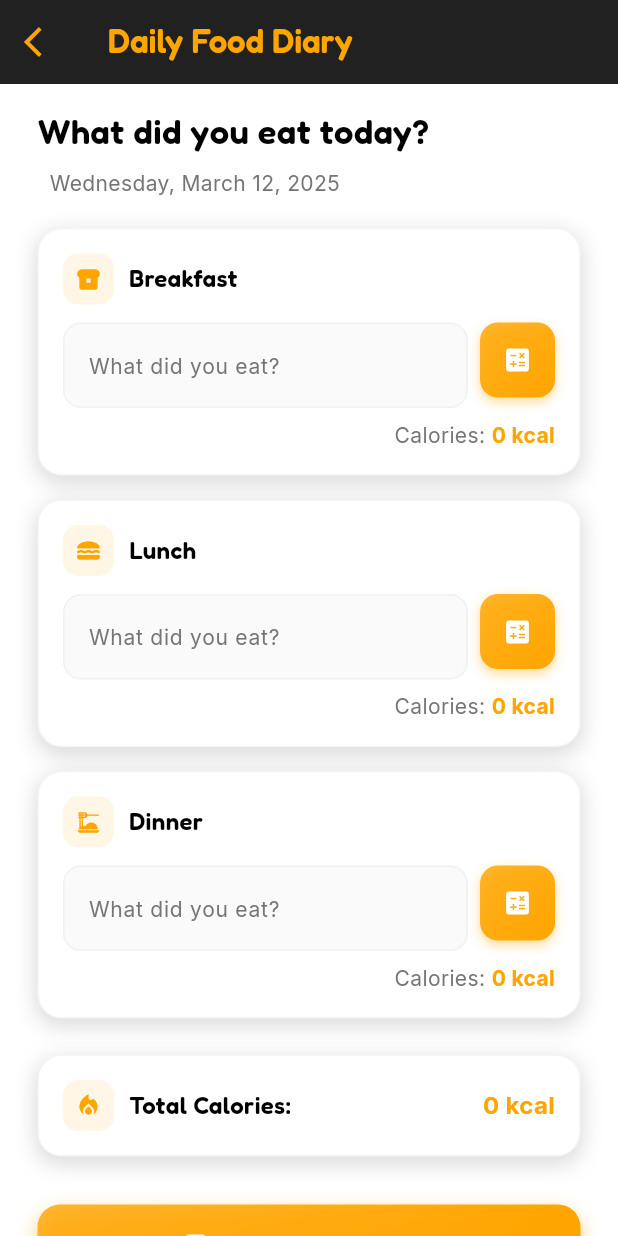
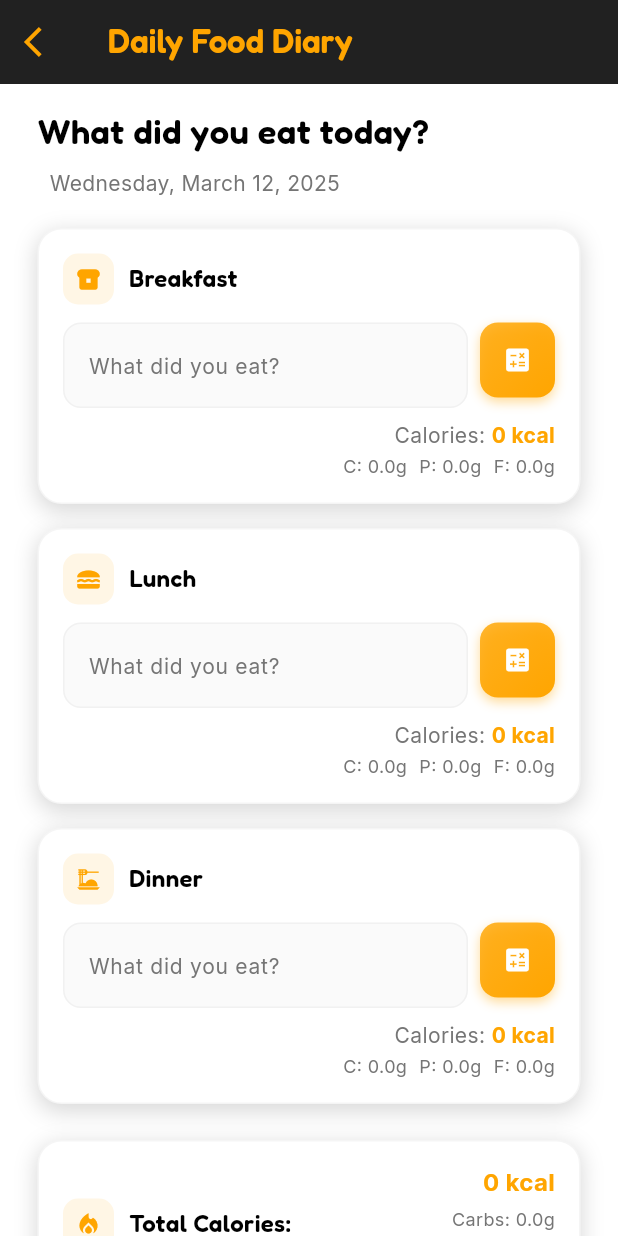
Before and after one commit to 1Jerome23/FitRide, a Flutter app: the FoodQuestionnairePage screen opened by its route, on a phone screen of 412 x 824 dp. Run offline on Flutter 3.47's test engine with Material 3 defaults, Android fonts, the phone set to English and light mode, and no system bars; our stand-ins replace cloud_firestore, confetti, firebase_auth, firebase_core, firebase_messaging, flutter_animate and 12 more; missing offline and left inert: firebase_notifications_handler; accounts and stored records are empty.

Commit message:
food api changed

```diff
--- a/fitride/lib/pages/question_after_exercise.dart
+++ b/fitride/lib/pages/question_after_exercise.dart
@@ -3,7 +3,6 @@ import 'package:cloud_firestore/cloud_firestore.dart';
 import 'package:firebase_auth/firebase_auth.dart';
 import 'package:http/http.dart' as http;
 import 'dart:convert';
-import 'package:flutter_dotenv/flutter_dotenv.dart';
 import 'package:intl/intl.dart';
 
 class FoodQuestionnairePage extends StatefulWidget {
@@ -23,6 +22,19 @@ class _FoodQuestionnairePageState extends State<FoodQuestionnairePage> {
   double _lunchCalories = 0;
   double _dinnerCalories = 0;
 
+  // Nutrient tracking for each meal
+  double _breakfastCarbs = 0;
+  double _lunchCarbs = 0;
+  double _dinnerCarbs = 0;
+
+  double _breakfastProtein = 0;
+  double _lunchProtein = 0;
+  double _dinnerProtein = 0;
+
+  double _breakfastFat = 0;
+  double _lunchFat = 0;
+  double _dinnerFat = 0;
+
   bool _isCalculatingBreakfast = false;
   bool _isCalculatingLunch = false;
   bool _isCalculatingDinner = false;
@@ -31,6 +43,9 @@ class _FoodQuestionnairePageState extends State<FoodQuestionnairePage> {
   // Define the orange color from profile page
   final Color orangeColor = const Color(0xffFFA500);
   final Color darkGrey = const Color(0xFF303030);
+
+  // CaloriesNinja API Key
+  final String _apiKey = 'vRBy09Rf/CSLlSJO0iK3Vw==m5ujHrsqBMljyyFP';
 
   @override
   void dispose() {
@@ -108,11 +123,14 @@ class _FoodQuestionnairePageState extends State<FoodQuestionnairePage> {
                     _isCalculatingBreakfast = true;
                   });
 
-                  final calories =
-                      await _getCaloriesFromUSDA(_breakfastController.text);
+                  final nutritionData =
+                      await _getNutritionFromCaloriesNinja(_breakfastController.text);
 
                   setState(() {
-                    _breakfastCalories = calories;
+                    _breakfastCalories = nutritionData['calories'] ?? 0.0;
+                    _breakfastCarbs = nutritionData['carbs'] ?? 0.0;
+                    _breakfastProtein = nutritionData['protein'] ?? 0.0;
+                    _breakfastFat = nutritionData['fat'] ?? 0.0;
                     _isCalculatingBreakfast = false;
                   });
                 },
@@ -133,11 +151,14 @@ class _FoodQuestionnairePageState extends State<FoodQuestionnairePage> {
                     _isCalculatingLunch = true;
                   });
 
-                  final calories =
-                      await _getCaloriesFromUSDA(_lunchController.text);
+                  final nutritionData =
+                      await _getNutritionFromCaloriesNinja(_lunchController.text);
 
                   setState(() {
-                    _lunchCalories = calories;
+                    _lunchCalories = nutritionData['calories'] ?? 0.0;
+                    _lunchCarbs = nutritionData['carbs'] ?? 0.0;
+                    _lunchProtein = nutritionData['protein'] ?? 0.0;
+                    _lunchFat = nutritionData['fat'] ?? 0.0;
                     _isCalculatingLunch = false;
                   });
                 },
@@ -158,11 +179,14 @@ class _FoodQuestionnairePageState extends State<FoodQuestionnairePage> {
                     _isCalculatingDinner = true;
                   });
 
-                  final calories =
-                      await _getCaloriesFromUSDA(_dinnerController.text);
+                  final nutritionData =
+                      await _getNutritionFromCaloriesNinja(_dinnerController.text);
 
                   setState(() {
-                    _dinnerCalories = calories;
+                    _dinnerCalories = nutritionData['calories'] ?? 0.0;
+                    _dinnerCarbs = nutritionData['carbs'] ?? 0.0;
+                    _dinnerProtein = nutritionData['protein'] ?? 0.0;
+                    _dinnerFat = nutritionData['fat'] ?? 0.0;
                     _isCalculatingDinner = false;
                   });
                 },
@@ -217,6 +241,9 @@ class _FoodQuestionnairePageState extends State<FoodQuestionnairePage> {
                         ),
                       ],
                     ),
+                    Column(
+                      crossAxisAlignment: CrossAxisAlignment.end,
+                      children: [
                         Text(
                           '${(_breakfastCalories + _lunchCalories + _dinnerCalories).toStringAsFixed(0)} kcal',
                           style: TextStyle(
@@ -225,6 +252,33 @@ class _FoodQuestionnairePageState extends State<FoodQuestionnairePage> {
                             fontWeight: FontWeight.w700,
                             color: orangeColor,
                           ),
+                        ),
+                        SizedBox(height: 4),
+                        Text(
+                          'Carbs: ${(_breakfastCarbs + _lunchCarbs + _dinnerCarbs).toStringAsFixed(1)}g',
+                          style: TextStyle(
+                            fontFamily: 'Inter',
+                            fontSize: 12,
+                            color: Colors.grey[600],
+                          ),
+                        ),
+                        Text(
+                          'Protein: ${(_breakfastProtein + _lunchProtein + _dinnerProtein).toStringAsFixed(1)}g',
+                          style: TextStyle(
+                            fontFamily: 'Inter',
+                            fontSize: 12,
+                            color: Colors.grey[600],
+                          ),
+                        ),
+                        Text(
+                          'Fat: ${(_breakfastFat + _lunchFat + _dinnerFat).toStringAsFixed(1)}g',
+                          style: TextStyle(
+                            fontFamily: 'Inter',
+                            fontSize: 12,
+                            color: Colors.grey[600],
+                          ),
+                        ),
+                      ],
                     ),
                   ],
                 ),
@@ -438,6 +492,9 @@ class _FoodQuestionnairePageState extends State<FoodQuestionnairePage> {
             ],
           ),
           SizedBox(height: 8),
+          Column(
+            crossAxisAlignment: CrossAxisAlignment.end,
+            children: [
               Row(
                 mainAxisAlignment: MainAxisAlignment.end,
                 children: [
@@ -460,59 +517,107 @@ class _FoodQuestionnairePageState extends State<FoodQuestionnairePage> {
                   ),
                 ],
               ),
+              SizedBox(height: 2),
+              Row(
+                mainAxisAlignment: MainAxisAlignment.end,
+                mainAxisSize: MainAxisSize.min,
+                children: [
+                  Text(
+                    'C: ${mealTitle == 'Breakfast' ? _breakfastCarbs.toStringAsFixed(1) :
+                        mealTitle == 'Lunch' ? _lunchCarbs.toStringAsFixed(1) :
+                        _dinnerCarbs.toStringAsFixed(1)}g',
+                    style: TextStyle(
+                      fontFamily: 'Inter',
+                      fontSize: 12,
+                      color: Colors.grey[600],
+                    ),
+                  ),
+                  SizedBox(width: 8),
+                  Text(
+                    'P: ${mealTitle == 'Breakfast' ? _breakfastProtein.toStringAsFixed(1) :
+                        mealTitle == 'Lunch' ? _lunchProtein.toStringAsFixed(1) :
+                        _dinnerProtein.toStringAsFixed(1)}g',
+                    style: TextStyle(
+                      fontFamily: 'Inter',
+                      fontSize: 12,
+                      color: Colors.grey[600],
+                    ),
+                  ),
+                  SizedBox(width: 8),
+                  Text(
+                    'F: ${mealTitle == 'Breakfast' ? _breakfastFat.toStringAsFixed(1) :
+                        mealTitle == 'Lunch' ? _lunchFat.toStringAsFixed(1) :
+                        _dinnerFat.toStringAsFixed(1)}g',
+                    style: TextStyle(
+                      fontFamily: 'Inter',
+                      fontSize: 12,
+                      color: Colors.grey[600],
+                    ),
+                  ),
+                ],
+              ),
+            ],
+          ),
         ],
       ),
     );
   }
 
-  Future<double> _getCaloriesFromUSDA(String foodInput) async {
-    if (foodInput.isEmpty) return 0.0;
+  Future<Map<String, double>> _getNutritionFromCaloriesNinja(String foodInput) async {
+    // Initialize result map with default values
+    Map<String, double> nutritionData = {
+      'calories': 0.0,
+      'carbs': 0.0,
+      'protein': 0.0,
+      'fat': 0.0,
+    };
 
-    final apiKey = dotenv.env['API_KEY'];
-    if (apiKey == null || apiKey.isEmpty) {
-      print("API key is missing!");
-      return 0.0;
-    }
+    if (foodInput.isEmpty) return nutritionData;
 
-    final RegExp regex = RegExp(r'(\d+)\s*(.*)');
-    int quantity = 1;
-    String food = foodInput.trim();
-
-    final match = regex.firstMatch(foodInput);
-    if (match != null) {
-      quantity = int.parse(match.group(1)!);
-      food = match.group(2)!.trim();
-    }
-
-    final url = Uri.parse(
-        "https://api.nal.usda.gov/fdc/v1/foods/search?query=$food&api_key=$apiKey");
+    final url = Uri.parse('https://api.calorieninjas.com/v1/nutrition?query=$foodInput');
 
     try {
-      final response = await http.get(url);
+      final response = await http.get(
+        url,
+        headers: {
+          'X-Api-Key': _apiKey,
+          'Content-Type': 'application/json',
+        },
+      );
+
       if (response.statusCode == 200) {
         final data = json.decode(response.body);
 
-        if (data["foods"] != null && data["foods"].isNotEmpty) {
-          final firstFood = data["foods"][0];
+        if (data['items'] != null && data['items'].isNotEmpty) {
+          // Sum up nutritional values from all items in the response
+          for (var item in data['items']) {
+            if (item['calories'] != null) {
+              nutritionData['calories'] = nutritionData['calories']! + item['calories'].toDouble();
+            }
 
-          for (var nutrient in firstFood["foodNutrients"]) {
-            if (nutrient["nutrientName"] == "Energy" &&
-                nutrient["unitName"] == "KCAL") {
-              double caloriesPerUnit = nutrient["value"].toDouble();
-              return caloriesPerUnit * quantity;
+            if (item['carbohydrates_total_g'] != null) {
+              nutritionData['carbs'] = nutritionData['carbs']! + item['carbohydrates_total_g'].toDouble();
+            }
+
+            if (item['protein_g'] != null) {
+              nutritionData['protein'] = nutritionData['protein']! + item['protein_g'].toDouble();
+            }
+
+            if (item['fat_total_g'] != null) {
+              nutritionData['fat'] = nutritionData['fat']! + item['fat_total_g'].toDouble();
             }
           }
+        } else {
+          print("No food items found for '$foodInput'");
         }
-        print("No calorie data found for '$food'.");
-        return 0.0;
       } else {
-        print("USDA API Error: ${response.body}");
-        return 0.0;
+        print("CaloriesNinja API Error: ${response.statusCode} - ${response.body}");
       }
     } catch (e) {
-      print("Error fetching calorie data: $e");
-      return 0.0;
+      print("Error fetching nutrition data: $e");
     }
+
+    return nutritionData;
   }
 
   Future<void> _saveToFirestore() async {
@@ -543,14 +648,37 @@ class _FoodQuestionnairePageState extends State<FoodQuestionnairePage> {
       final now = DateTime.now();
       final today = DateTime(now.year, now.month, now.day);
 
+      // Calculate totals
+      final totalCalories = _breakfastCalories + _lunchCalories + _dinnerCalories;
+      final totalCarbs = _breakfastCarbs + _lunchCarbs + _dinnerCarbs;
+      final totalProtein = _breakfastProtein + _lunchProtein + _dinnerProtein;
+      final totalFat = _breakfastFat + _lunchFat + _dinnerFat;
+
       // Create data entry
       final foodEntry = {
         'userId': user.uid,
         'date': Timestamp.fromDate(today),
+        // Calories
         'breakfast_calories': _breakfastCalories,
         'lunch_calories': _lunchCalories,
         'dinner_calories': _dinnerCalories,
-        'total_calories': _breakfastCalories + _lunchCalories + _dinnerCalories,
+        'total_calories': totalCalories,
+        // Carbs
+        'breakfast_carbs': _breakfastCarbs,
+        'lunch_carbs': _lunchCarbs,
+        'dinner_carbs': _dinnerCarbs,
+        'total_carbs': totalCarbs,
+        // Protein
+        'breakfast_protein': _breakfastProtein,
+        'lunch_protein': _lunchProtein,
+        'dinner_protein': _dinnerProtein,
+        'total_protein': totalProtein,
+        // Fat
+        'breakfast_fat': _breakfastFat,
+        'lunch_fat': _lunchFat,
+        'dinner_fat': _dinnerFat,
+        'total_fat': totalFat,
+        // Food descriptions
         'breakfast': _breakfastController.text,
         'lunch': _lunchController.text,
         'dinner': _dinnerController.text,
```
Lines whose indentation alone changed are shown as unchanged.
